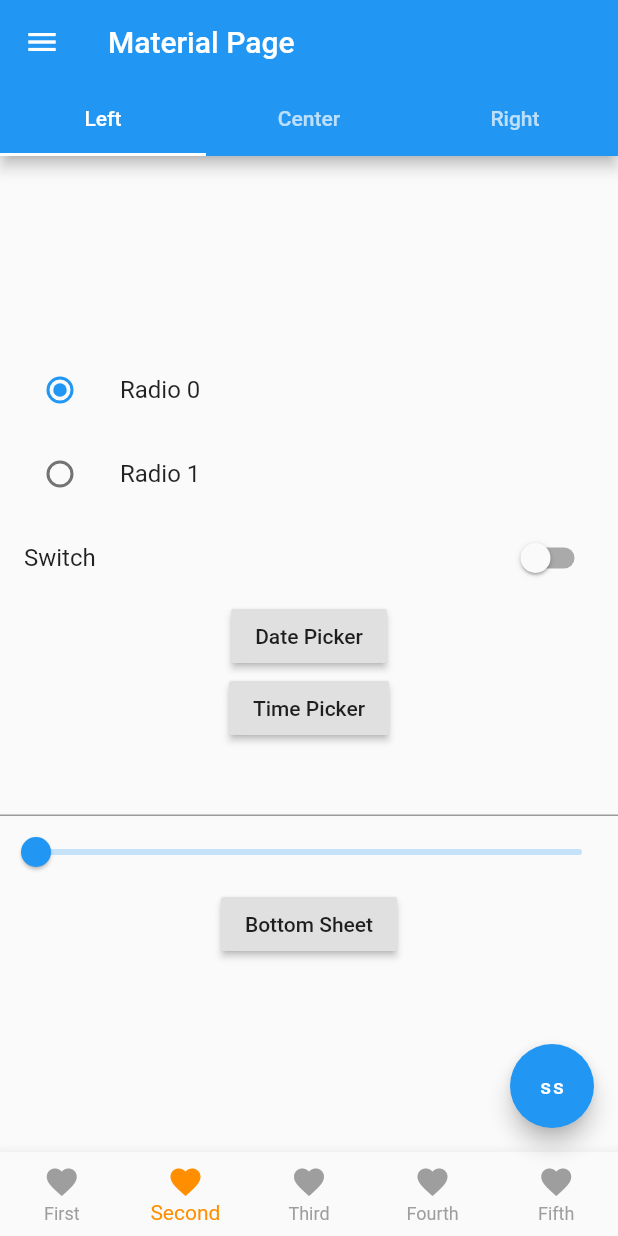
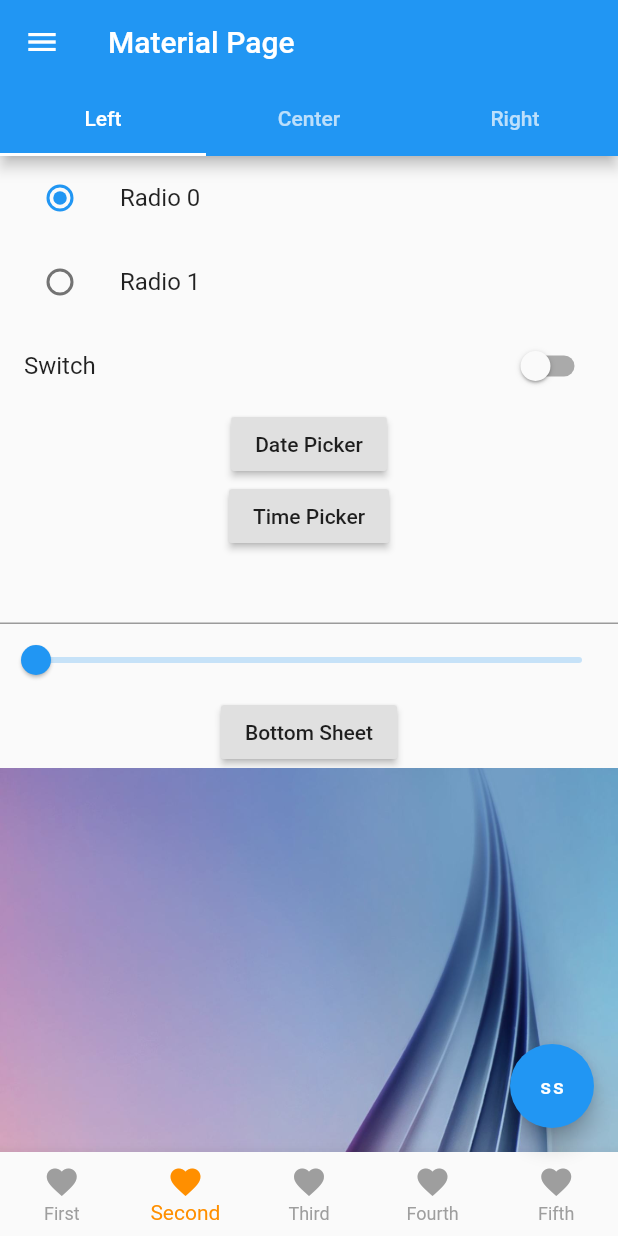
Before and after one commit to rentongfu/myfluttertest, a Flutter app: the MaterialTestPage screen opened directly, item 2 of the bottom bar chosen, on a phone screen of 412 x 824 dp. Run offline on Flutter 3.47's test engine with Material 2 defaults, Android fonts, the phone set to English and light mode, and no system bars; missing offline and left inert: dart:ffi.

Commit message:
添加图片

```diff
--- a/lib/material/MaterialTestPage.dart
+++ b/lib/material/MaterialTestPage.dart
@@ -162,6 +162,9 @@ class MaterialTestPageState extends State<MaterialTestPage> with SingleTickerPro
                                   );
                               });
                           },
+                      ),
+                      Image(
+                          image: AssetImage("assets/image/a.jpeg"),
                       )
                   ],
               ),
--- a/pubspec.yaml
+++ b/pubspec.yaml
@@ -48,6 +48,8 @@ flutter:
   # assets:
   #   - images/a_dot_burr.jpeg
   #   - images/a_dot_ham.jpeg
+  assets:
+    - assets/image/a.jpeg
 
   # An image asset can refer to one or more resolution-specific "variants", see
   # https://flutter.dev/assets-and-images/#resolution-aware.
```
Also changed, not shown: assets/image/a.jpeg (added).
